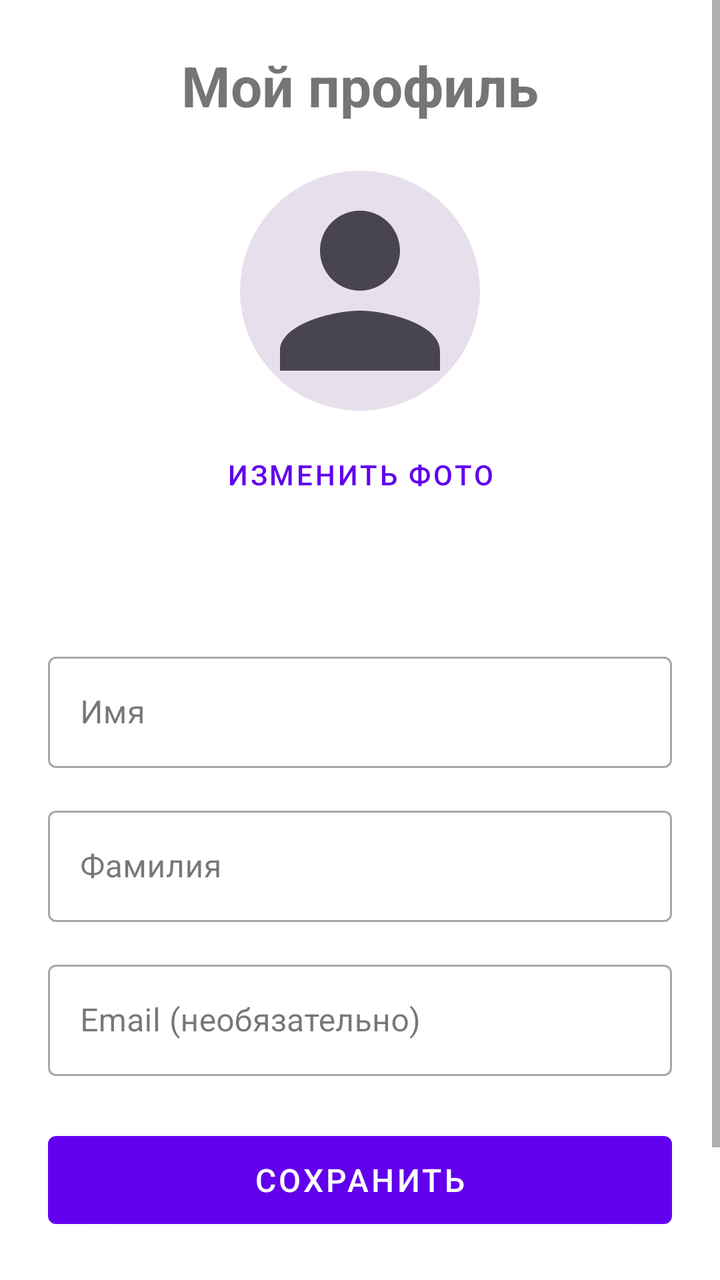
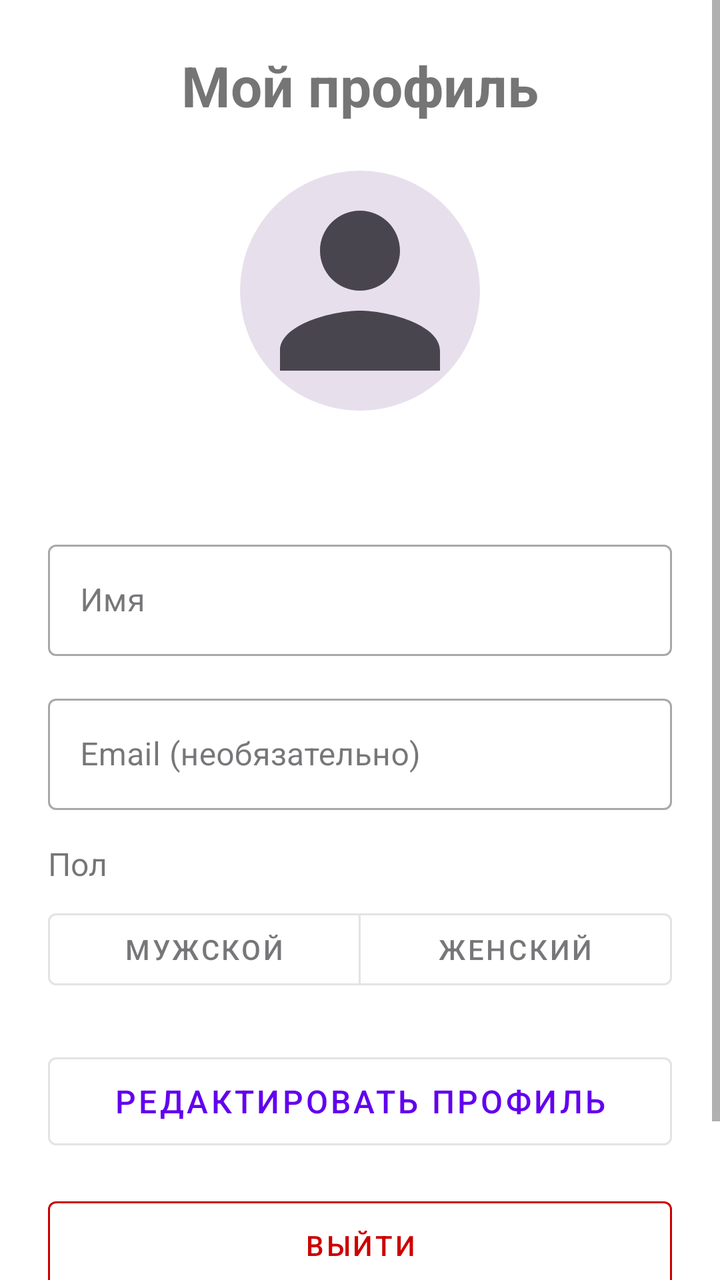

Two renders of the same Android screen: before a commit and after it. Below are the layout's source before the change and the commit's diff.
<!-- AndroidManifest.xml: application theme Theme.MoyGorodok -->
<!-- res/layout/fragment_profile.xml -->
<?xml version="1.0" encoding="utf-8"?>
<ScrollView xmlns:android="http://schemas.android.com/apk/res/android"
    xmlns:app="http://schemas.android.com/apk/res-auto"
    android:layout_width="match_parent"
    android:layout_height="match_parent"
    android:fillViewport="true">

    <androidx.constraintlayout.widget.ConstraintLayout
        android:layout_width="match_parent"
        android:layout_height="wrap_content"
        android:padding="24dp">

        <TextView
            android:id="@+id/text_title"
            android:layout_width="wrap_content"
            android:layout_height="wrap_content"
            android:text="@string/profile_title"
            android:textSize="28sp"
            android:textStyle="bold"
            app:layout_constraintEnd_toEndOf="parent"
            app:layout_constraintStart_toStartOf="parent"
            app:layout_constraintTop_toTopOf="parent" />

        <com.google.android.material.imageview.ShapeableImageView
            android:id="@+id/image_avatar"
            android:layout_width="120dp"
            android:layout_height="120dp"
            android:layout_marginTop="24dp"
            android:background="?colorSurfaceVariant"
            android:scaleType="centerCrop"
            android:src="@drawable/ic_person"
            app:layout_constraintEnd_toEndOf="parent"
            app:layout_constraintStart_toStartOf="parent"
            app:layout_constraintTop_toBottomOf="@id/text_title"
            app:shapeAppearanceOverlay="@style/ShapeAppearanceOverlay.App.CircleImageView" />

        <com.google.android.material.button.MaterialButton
            android:id="@+id/button_change_avatar"
            style="@style/Widget.MaterialComponents.Button.TextButton"
            android:layout_width="wrap_content"
            android:layout_height="wrap_content"
            android:layout_marginTop="8dp"
            android:text="@string/button_change_avatar"
            app:layout_constraintEnd_toEndOf="parent"
            app:layout_constraintStart_toStartOf="parent"
            app:layout_constraintTop_toBottomOf="@id/image_avatar" />

        <TextView
            android:id="@+id/text_phone"
            android:layout_width="wrap_content"
            android:layout_height="wrap_content"
            android:layout_marginTop="16dp"
            android:textColor="?android:textColorSecondary"
            android:textSize="16sp"
            app:layout_constraintEnd_toEndOf="parent"
            app:layout_constraintStart_toStartOf="parent"
            app:layout_constraintTop_toBottomOf="@id/button_change_avatar" />

        <com.google.android.material.textfield.TextInputLayout
            android:id="@+id/input_layout_first_name"
            style="@style/Widget.MaterialComponents.TextInputLayout.OutlinedBox"
            android:layout_width="match_parent"
            android:layout_height="wrap_content"
            android:layout_marginTop="24dp"
            android:hint="@string/hint_first_name"
            app:layout_constraintEnd_toEndOf="parent"
            app:layout_constraintStart_toStartOf="parent"
            app:layout_constraintTop_toBottomOf="@id/text_phone">

            <com.google.android.material.textfield.TextInputEditText
                android:id="@+id/edit_first_name"
                android:layout_width="match_parent"
                android:layout_height="wrap_content"
                android:inputType="textPersonName"
                android:maxLength="50" />

        </com.google.android.material.textfield.TextInputLayout>

        <com.google.android.material.textfield.TextInputLayout
            android:id="@+id/input_layout_last_name"
            style="@style/Widget.MaterialComponents.TextInputLayout.OutlinedBox"
            android:layout_width="match_parent"
            android:layout_height="wrap_content"
            android:layout_marginTop="16dp"
            android:hint="@string/hint_last_name"
            app:layout_constraintEnd_toEndOf="parent"
            app:layout_constraintStart_toStartOf="parent"
            app:layout_constraintTop_toBottomOf="@id/input_layout_first_name">

            <com.google.android.material.textfield.TextInputEditText
                android:id="@+id/edit_last_name"
                android:layout_width="match_parent"
                android:layout_height="wrap_content"
                android:inputType="textPersonName"
                android:maxLength="50" />

        </com.google.android.material.textfield.TextInputLayout>

        <com.google.android.material.textfield.TextInputLayout
            android:id="@+id/input_layout_email"
            style="@style/Widget.MaterialComponents.TextInputLayout.OutlinedBox"
            android:layout_width="match_parent"
            android:layout_height="wrap_content"
            android:layout_marginTop="16dp"
            android:hint="@string/hint_email"
            app:layout_constraintEnd_toEndOf="parent"
            app:layout_constraintStart_toStartOf="parent"
            app:layout_constraintTop_toBottomOf="@id/input_layout_last_name">

            <com.google.android.material.textfield.TextInputEditText
                android:id="@+id/edit_email"
                android:layout_width="match_parent"
                android:layout_height="wrap_content"
                android:inputType="textEmailAddress" />

        </com.google.android.material.textfield.TextInputLayout>

        <com.google.android.material.button.MaterialButton
            android:id="@+id/button_save"
            android:layout_width="match_parent"
            android:layout_height="56dp"
            android:layout_marginTop="24dp"
            android:text="@string/button_save"
            android:textSize="16sp"
            app:layout_constraintEnd_toEndOf="parent"
            app:layout_constraintStart_toStartOf="parent"
            app:layout_constraintTop_toBottomOf="@id/input_layout_email" />

        <com.google.android.material.button.MaterialButton
            android:id="@+id/button_logout"
            style="@style/Widget.MaterialComponents.Button.OutlinedButton"
            android:layout_width="match_parent"
            android:layout_height="56dp"
            android:layout_marginTop="16dp"
            android:text="@string/button_logout"
            android:textColor="@android:color/holo_red_dark"
            app:layout_constraintEnd_toEndOf="parent"
            app:layout_constraintStart_toStartOf="parent"
            app:layout_constraintTop_toBottomOf="@id/button_save"
            app:strokeColor="@android:color/holo_red_dark" />

        <ProgressBar
            android:id="@+id/progress_bar"
            android:layout_width="wrap_content"
            android:layout_height="wrap_content"
            android:visibility="gone"
            app:layout_constraintBottom_toBottomOf="parent"
            app:layout_constraintEnd_toEndOf="parent"
            app:layout_constraintStart_toStartOf="parent"
            app:layout_constraintTop_toTopOf="parent" />

    </androidx.constraintlayout.widget.ConstraintLayout>

</ScrollView>
<!-- resources referenced by this layout -->
<resources>
  <!-- drawable ic_person (drawable) -->
  <?xml version="1.0" encoding="utf-8"?>
  <vector xmlns:android="http://schemas.android.com/apk/res/android"
      android:width="24dp"
      android:height="24dp"
      android:viewportWidth="24"
      android:viewportHeight="24">
      <path
          android:fillColor="#49454F"
          android:pathData="M12,12c2.21,0 4,-1.79 4,-4s-1.79,-4 -4,-4 -4,1.79 -4,4 1.79,4 4,4zM12,14c-2.67,0 -8,1.34 -8,4v2h16v-2c0,-2.66 -5.33,-4 -8,-4z" />
  </vector>
  <string name="button_change_avatar">Изменить фото</string>
  <string name="button_logout">Выйти</string>
  <string name="button_save">Сохранить</string>
  <string name="hint_email">Email (необязательно)</string>
  <string name="hint_first_name">Имя</string>
  <string name="hint_last_name">Фамилия</string>
  <string name="profile_title">Мой профиль</string>
  <style name="ShapeAppearanceOverlay.App.CircleImageView" parent="">
          <item name="cornerFamily">rounded</item>
          <item name="cornerSize">50%</item>
      </style>
  <style name="Theme.MoyGorodok" parent="Theme.MaterialComponents.DayNight.NoActionBar">
          
          <item name="colorPrimary">@color/purple_500</item>
          <item name="colorPrimaryVariant">@color/purple_700</item>
          <item name="colorOnPrimary">@color/white</item>
          
          <item name="colorSecondary">@color/teal_200</item>
          <item name="colorSecondaryVariant">@color/teal_700</item>
          <item name="colorOnSecondary">@color/black</item>
          
          <item name="android:statusBarColor">?attr/colorPrimaryVariant</item>
          
          <item name="colorSurface">@color/white</item>
          <item name="colorOnSurface">#1C1B1F</item>
          <item name="colorSurfaceVariant">#E7E0EC</item>
          <item name="colorOnSurfaceVariant">#49454F</item>
      </style>
  <color name="purple_500">#FF6200EE</color>
  <color name="purple_700">#FF3700B3</color>
  <color name="white">#FFFFFFFF</color>
  <color name="teal_200">#FF03DAC5</color>
  <color name="teal_700">#FF018786</color>
  <color name="black">#FF000000</color>
</resources>

<!-- the commit's change to res/layout/fragment_profile.xml (unified diff, before → after) -->
@@ -34,65 +34,47 @@
             app:layout_constraintTop_toBottomOf="@id/text_title"
             app:shapeAppearanceOverlay="@style/ShapeAppearanceOverlay.App.CircleImageView" />
 
-        <com.google.android.material.button.MaterialButton
-            android:id="@+id/button_change_avatar"
-            style="@style/Widget.MaterialComponents.Button.TextButton"
-            android:layout_width="wrap_content"
-            android:layout_height="wrap_content"
-            android:layout_marginTop="8dp"
-            android:text="@string/button_change_avatar"
+        <TextView
+            android:id="@+id/text_phone"
+            android:layout_width="wrap_content"
+            android:layout_height="wrap_content"
+            android:layout_marginTop="16dp"
+            android:textColor="?android:textColorSecondary"
+            android:textSize="16sp"
             app:layout_constraintEnd_toEndOf="parent"
             app:layout_constraintStart_toStartOf="parent"
             app:layout_constraintTop_toBottomOf="@id/image_avatar" />
 
         <TextView
-            android:id="@+id/text_phone"
-            android:layout_width="wrap_content"
-            android:layout_height="wrap_content"
-            android:layout_marginTop="16dp"
+            android:id="@+id/text_created_at"
+            android:layout_width="wrap_content"
+            android:layout_height="wrap_content"
+            android:layout_marginTop="4dp"
             android:textColor="?android:textColorSecondary"
-            android:textSize="16sp"
-            app:layout_constraintEnd_toEndOf="parent"
-            app:layout_constraintStart_toStartOf="parent"
-            app:layout_constraintTop_toBottomOf="@id/button_change_avatar" />
+            android:textSize="12sp"
+            android:visibility="gone"
+            app:layout_constraintEnd_toEndOf="parent"
+            app:layout_constraintStart_toStartOf="parent"
+            app:layout_constraintTop_toBottomOf="@id/text_phone" />
 
         <com.google.android.material.textfield.TextInputLayout
-            android:id="@+id/input_layout_first_name"
+            android:id="@+id/input_layout_name"
             style="@style/Widget.MaterialComponents.TextInputLayout.OutlinedBox"
             android:layout_width="match_parent"
             android:layout_height="wrap_content"
             android:layout_marginTop="24dp"
-            android:hint="@string/hint_first_name"
-            app:layout_constraintEnd_toEndOf="parent"
-            app:layout_constraintStart_toStartOf="parent"
-            app:layout_constraintTop_toBottomOf="@id/text_phone">
+            android:hint="@string/hint_name"
+            app:layout_constraintEnd_toEndOf="parent"
+            app:layout_constraintStart_toStartOf="parent"
+            app:layout_constraintTop_toBottomOf="@id/text_created_at">
 
             <com.google.android.material.textfield.TextInputEditText
-                android:id="@+id/edit_first_name"
+                android:id="@+id/edit_name"
                 android:layout_width="match_parent"
                 android:layout_height="wrap_content"
                 android:inputType="textPersonName"
-                android:maxLength="50" />
-
-        </com.google.android.material.textfield.TextInputLayout>
-
-        <com.google.android.material.textfield.TextInputLayout
-            android:id="@+id/input_layout_last_name"
-            style="@style/Widget.MaterialComponents.TextInputLayout.OutlinedBox"
-            android:layout_width="match_parent"
-            android:layout_height="wrap_content"
-            android:layout_marginTop="16dp"
-            android:hint="@string/hint_last_name"
-            app:layout_constraintEnd_toEndOf="parent"
-            app:layout_constraintStart_toStartOf="parent"
-            app:layout_constraintTop_toBottomOf="@id/input_layout_first_name">
-
-            <com.google.android.material.textfield.TextInputEditText
-                android:id="@+id/edit_last_name"
-                android:layout_width="match_parent"
-                android:layout_height="wrap_content"
-                android:inputType="textPersonName"
-                android:maxLength="50" />
+                android:maxLength="255"
+                android:enabled="false" />
 
         </com.google.android.material.textfield.TextInputLayout>
 
@@ -105,16 +87,70 @@
             android:hint="@string/hint_email"
             app:layout_constraintEnd_toEndOf="parent"
             app:layout_constraintStart_toStartOf="parent"
-            app:layout_constraintTop_toBottomOf="@id/input_layout_last_name">
+            app:layout_constraintTop_toBottomOf="@id/input_layout_name">
 
             <com.google.android.material.textfield.TextInputEditText
                 android:id="@+id/edit_email"
                 android:layout_width="match_parent"
                 android:layout_height="wrap_content"
-                android:inputType="textEmailAddress" />
+                android:inputType="textEmailAddress"
+                android:enabled="false" />
 
         </com.google.android.material.textfield.TextInputLayout>
 
+        <TextView
+            android:id="@+id/text_gender_label"
+            android:layout_width="wrap_content"
+            android:layout_height="wrap_content"
+            android:layout_marginTop="16dp"
+            android:text="@string/label_gender"
+            android:textSize="16sp"
+            app:layout_constraintStart_toStartOf="parent"
+            app:layout_constraintTop_toBottomOf="@id/input_layout_email" />
+
+        <com.google.android.material.button.MaterialButtonToggleGroup
+            android:id="@+id/gender_group"
+            android:layout_width="match_parent"
+            android:layout_height="wrap_content"
+            android:layout_marginTop="8dp"
+            app:singleSelection="true"
+            app:selectionRequired="false"
+            app:layout_constraintEnd_toEndOf="parent"
+            app:layout_constraintStart_toStartOf="parent"
+            app:layout_constraintTop_toBottomOf="@id/text_gender_label">
+
+            <com.google.android.material.button.MaterialButton
+                android:id="@+id/button_male"
+                style="@style/Widget.MaterialComponents.Button.OutlinedButton"
+                android:layout_width="0dp"
+                android:layout_height="wrap_content"
+                android:layout_weight="1"
+                android:enabled="false"
+                android:text="@string/gender_male" />
+
+            <com.google.android.material.button.MaterialButton
+                android:id="@+id/button_female"
+                style="@style/Widget.MaterialComponents.Button.OutlinedButton"
+                android:layout_width="0dp"
+                android:layout_height="wrap_content"
+                android:layout_weight="1"
+                android:enabled="false"
+                android:text="@string/gender_female" />
+
+        </com.google.android.material.button.MaterialButtonToggleGroup>
+
+        <com.google.android.material.button.MaterialButton
+            android:id="@+id/button_edit"
+            style="@style/Widget.MaterialComponents.Button.OutlinedButton"
+            android:layout_width="match_parent"
+            android:layout_height="56dp"
+            android:layout_marginTop="24dp"
+            android:text="@string/button_edit_profile"
+            android:textSize="16sp"
+            app:layout_constraintEnd_toEndOf="parent"
+            app:layout_constraintStart_toStartOf="parent"
+            app:layout_constraintTop_toBottomOf="@id/gender_group" />
+
         <com.google.android.material.button.MaterialButton
             android:id="@+id/button_save"
             android:layout_width="match_parent"
@@ -122,9 +158,22 @@
             android:layout_marginTop="24dp"
             android:text="@string/button_save"
             android:textSize="16sp"
-            app:layout_constraintEnd_toEndOf="parent"
-            app:layout_constraintStart_toStartOf="parent"
-            app:layout_constraintTop_toBottomOf="@id/input_layout_email" />
+            android:visibility="gone"
+            app:layout_constraintEnd_toEndOf="parent"
+            app:layout_constraintStart_toStartOf="parent"
+            app:layout_constraintTop_toBottomOf="@id/gender_group" />
+
+        <com.google.android.material.button.MaterialButton
+            android:id="@+id/button_cancel"
+            style="@style/Widget.MaterialComponents.Button.TextButton"
+            android:layout_width="wrap_content"
+            android:layout_height="wrap_content"
+            android:layout_marginTop="8dp"
+            android:text="@string/button_cancel"
+            android:visibility="gone"
+            app:layout_constraintEnd_toEndOf="parent"
+            app:layout_constraintStart_toStartOf="parent"
+            app:layout_constraintTop_toBottomOf="@id/button_save" />
 
         <com.google.android.material.button.MaterialButton
             android:id="@+id/button_logout"
@@ -136,8 +185,20 @@
             android:textColor="@android:color/holo_red_dark"
             app:layout_constraintEnd_toEndOf="parent"
             app:layout_constraintStart_toStartOf="parent"
-            app:layout_constraintTop_toBottomOf="@id/button_save"
+            app:layout_constraintTop_toBottomOf="@id/button_edit"
             app:strokeColor="@android:color/holo_red_dark" />
+
+        <com.google.android.material.button.MaterialButton
+            android:id="@+id/button_logout_all"
+            style="@style/Widget.MaterialComponents.Button.TextButton"
+            android:layout_width="wrap_content"
+            android:layout_height="wrap_content"
+            android:layout_marginTop="8dp"
+            android:text="@string/button_logout_all"
+            android:textColor="@android:color/holo_red_dark"
+            app:layout_constraintEnd_toEndOf="parent"
+            app:layout_constraintStart_toStartOf="parent"
+            app:layout_constraintTop_toBottomOf="@id/button_logout" />
 
         <ProgressBar
             android:id="@+id/progress_bar"
<!-- resource entries referenced after the edit -->
@@ -11,12 +11,16 @@
           android:fillColor="#49454F"
           android:pathData="M12,12c2.21,0 4,-1.79 4,-4s-1.79,-4 -4,-4 -4,1.79 -4,4 1.79,4 4,4zM12,14c-2.67,0 -8,1.34 -8,4v2h16v-2c0,-2.66 -5.33,-4 -8,-4z" />
   </vector>
-  <string name="button_change_avatar">Изменить фото</string>
+  <string name="button_cancel">Отмена</string>
+  <string name="button_edit_profile">Редактировать профиль</string>
   <string name="button_logout">Выйти</string>
+  <string name="button_logout_all">Выйти со всех устройств</string>
   <string name="button_save">Сохранить</string>
+  <string name="gender_female">Женский</string>
+  <string name="gender_male">Мужской</string>
   <string name="hint_email">Email (необязательно)</string>
-  <string name="hint_first_name">Имя</string>
-  <string name="hint_last_name">Фамилия</string>
+  <string name="hint_name">Имя</string>
+  <string name="label_gender">Пол</string>
   <string name="profile_title">Мой профиль</string>
   <style name="ShapeAppearanceOverlay.App.CircleImageView" parent="">
           <item name="cornerFamily">rounded</item>
